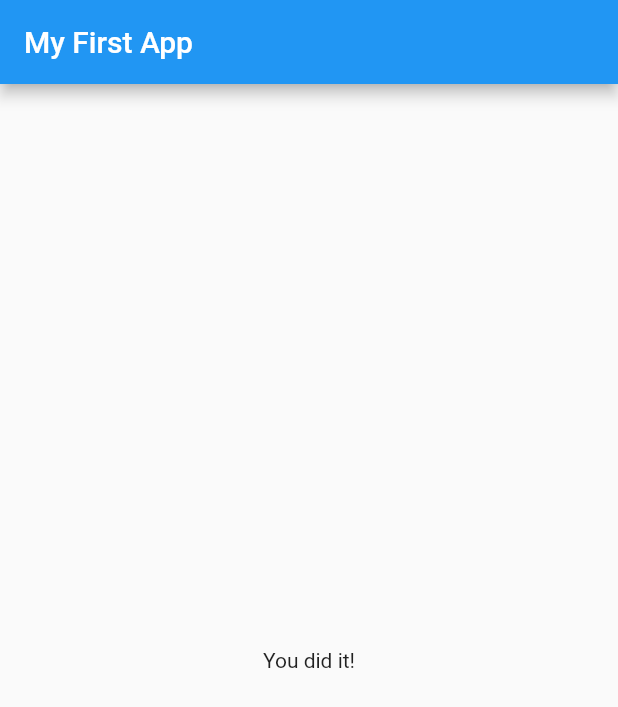
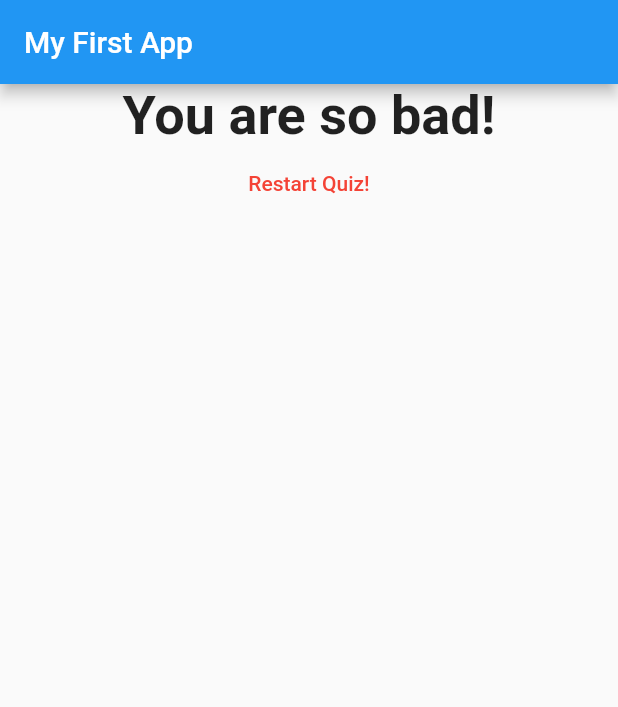
Before and after one commit to gios92/flutter_course_app, a Flutter app: the screen it shows after launch, after a tap on "Black", after a tap on "Snake", after a tap on "Messi", on a phone screen of 412 x 824 dp. Shown: the top 707 px of the screen. Run offline on Flutter 3.47's test engine with Material 2 defaults, Android fonts, the phone set to English and light mode, and no system bars.

Commit message:
resetting del quiz,. aggiunto condizioni else if e getters.

```diff
--- a/lib/main.dart
+++ b/lib/main.dart
@@ -26,20 +26,45 @@ class _MyAppState extends State<MyApp> {
     //questa è la sintassi per inizializzare una 'map' che può essere anche inizializzata con Map()
     {
       'questionText': 'What\'s your favorite color?',
-      'answers': ['Black', 'Red', 'Green', 'White'],
+      'answers': [
+        {'text': 'Black', 'score': 10},
+        {'text': 'Red', 'score': 5},
+        {'text': 'Green', 'score': 3},
+        {'text': 'White', 'score': 1},
+      ],
     },
     {
       'questionText': 'What\'s your favorite animal?',
-      'answers': ['Rabbit', 'Snake', 'Monkey', 'Lion'],
+      'answers': [
+        {'text': 'Rabbit', 'score': 1},
+        {'text': 'Snake', 'score': 1},
+        {'text': 'Monkey', 'score': 1},
+        {'text': 'Lion', 'score': 1},
+      ],
     },
     {
       'questionText': 'Who\'s your favorite football player?',
-      'answers': ['Messi', 'Ronaldo', 'Mbappe', 'Ronaldinho'],
+      'answers': [
+        {'text': 'Messi', 'score': 10},
+        {'text': 'Ronaldo', 'score': 9},
+        {'text': 'Mbappe', 'score': 8},
+        {'text': 'Ronaldinho', 'score': 100}
+      ],
     },
   ];
   int _questionIndex = 0;
+  int _totalScore = 0;
 
-  void _answerQuestion() {
+  void _resetQuiz() {
+    setState(() {
+      _questionIndex = 0;
+      _totalScore = 0;
+    });
+  }
+
+  void _answerQuestion(int score) {
+    _totalScore += score;
+
     //funzione che impone a flutter di eseguire il rendering dell'interfaccia utente nuovamente.
     setState(() {
       _questionIndex = _questionIndex + 1;
@@ -67,7 +92,7 @@ class _MyAppState extends State<MyApp> {
                   answerQuestion: _answerQuestion,
                   questionIndex: _questionIndex,
                   questions: _questions)
-              : Result()),
+              : Result(_totalScore, _resetQuiz)),
     );
   }
 }
--- a/lib/quiz.dart
+++ b/lib/quiz.dart
@@ -18,12 +18,14 @@ class Quiz extends StatelessWidget {
     return Column(
       children: [
         Question(
-          questions[questionIndex]['questionText'],
+          questions[questionIndex]['questionText'] as String,
         ),
         //'...' spred operatore - questo operatore di diffusione quello che fà è: prendere un elenco, estrae tutti i valori di quell'elenco e li aggiunge
         // all'elenco circostante come valori individuali in modo da non aggiungere una lista nell'elenco.
-        ...(questions[questionIndex]['answers'] as List<String>).map((answer) {
-          return Answer(answerQuestion, answer);
+        ...(questions[questionIndex]['answers'] as List<Map<String, Object>>)
+            .map((answer) {
+          return Answer(
+              () => answerQuestion(answer['score']), answer['text'] as String);
         }).toList(),
         //NB: map metodo non cambia l'elenco originale delle domande. Genera invece una nuova lista basata sulla vecchia lista e quindi la trasformazione che facciamo
         //nel corpo la passiamo al metodo map.
--- a/lib/result.dart
+++ b/lib/result.dart
@@ -1,10 +1,41 @@
 import 'package:flutter/material.dart';
 
 class Result extends StatelessWidget {
+  final int resultScore;
+  final VoidCallback resetHandler;
+
+  Result(this.resultScore, this.resetHandler);
+
+  String get resultPhrase {
+    var resultText = 'You did it';
+    if (resultScore <= 8) {
+      resultText = 'You are awesome and innocent!';
+    } else if (resultScore <= 12) {
+      resultText = 'Pretty likeable';
+    } else if (resultScore <= 16) {
+      resultText = 'You are...strange?';
+    } else {
+      resultText = 'You are so bad!';
+    }
+    return resultText;
+  }
+
   @override
   Widget build(BuildContext context) {
     return Center(
-      child: Text('You did it!'),
+      child: Column(
+        children: <Widget>[
+          Text(
+            resultPhrase,
+            style: TextStyle(fontSize: 36, fontWeight: FontWeight.bold),
+            textAlign: TextAlign.center,
+          ),
+          FlatButton(
+              textColor: Colors.red,
+              onPressed: resetHandler,
+              child: Text('Restart Quiz!'))
+        ],
+      ),
     );
   }
 }
```
